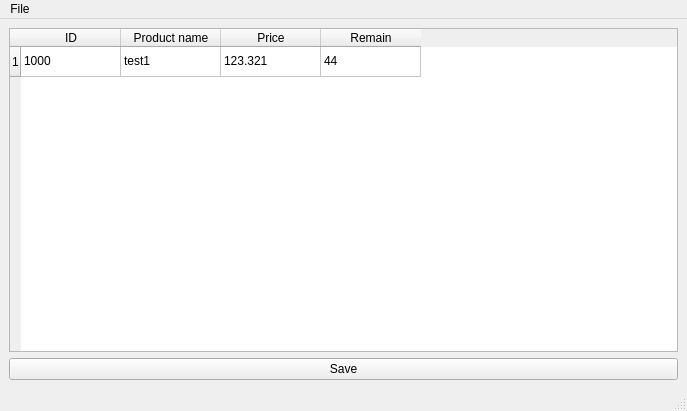
Above: mainwindow.ui from PYfffE/XML_DB_Editor before the change. Below: the same form after it.
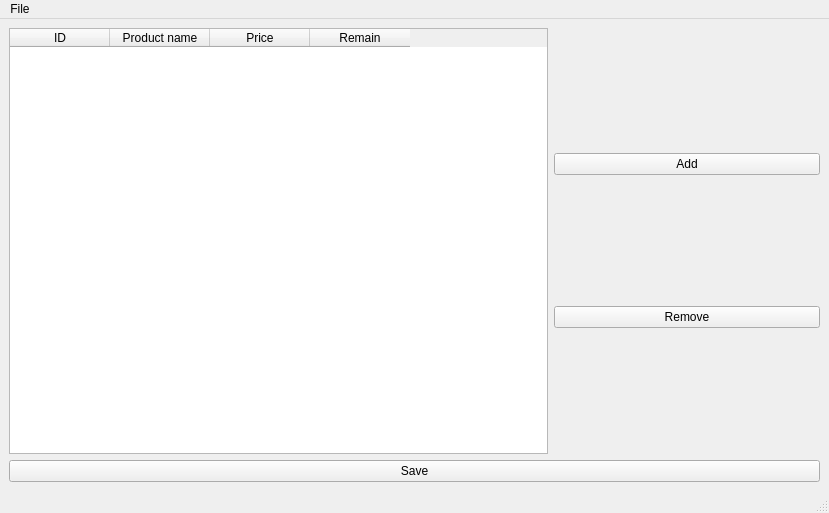
That is the form after the change.

Commit message: Added write and update form design

What changed in the file:
```diff
--- a/mainwindow.ui
+++ b/mainwindow.ui
@@ -9,8 +9,8 @@
    <rect>
     <x>0</x>
     <y>0</y>
-    <width>687</width>
-    <height>411</height>
+    <width>829</width>
+    <height>513</height>
    </rect>
   </property>
   <property name="windowTitle">
@@ -20,22 +20,21 @@
    <property name="enabled">
     <bool>true</bool>
    </property>
-   <layout class="QVBoxLayout" name="verticalLayout_2">
-    <item>
-     <layout class="QVBoxLayout" name="verticalLayout" stretch="0,0">
-      <property name="spacing">
-       <number>6</number>
-      </property>
-      <property name="sizeConstraint">
-       <enum>QLayout::SetNoConstraint</enum>
-      </property>
-      <item>
+   <layout class="QGridLayout" name="gridLayout_2">
+    <item row="0" column="0">
+     <layout class="QGridLayout" name="gridLayout">
+      <item row="1" column="0" rowspan="2" colspan="3">
+       <widget class="QPushButton" name="pushButton">
+        <property name="text">
+         <string>Save</string>
+        </property>
+       </widget>
+      </item>
+      <item row="2" column="1">
+       <layout class="QHBoxLayout" name="horizontalLayout"/>
+      </item>
+      <item row="0" column="0" colspan="2">
        <widget class="QTableWidget" name="tableWidget">
-        <row>
-         <property name="text">
-          <string>1</string>
-         </property>
-        </row>
         <column>
          <property name="text">
           <string>ID</string>
@@ -56,34 +55,25 @@
           <string>Remain</string>
          </property>
         </column>
-        <item row="0" column="0">
-         <property name="text">
-          <string>1000</string>
-         </property>
-        </item>
-        <item row="0" column="1">
-         <property name="text">
-          <string>test1</string>
-         </property>
+       </widget>
         </item>
         <item row="0" column="2">
+       <layout class="QVBoxLayout" name="verticalLayout">
+        <item>
+         <widget class="QPushButton" name="pushButton_3">
          <property name="text">
-          <string>123.321</string>
-         </property>
-        </item>
-        <item row="0" column="3">
-         <property name="text">
-          <string>44</string>
-         </property>
-        </item>
+           <string>Add</string>
+          </property>
        </widget>
       </item>
       <item>
-       <widget class="QPushButton" name="pushButton">
+         <widget class="QPushButton" name="pushButton_2">
         <property name="text">
-         <string>Save</string>
-        </property>
-       </widget>
+           <string>Remove</string>
+          </property>
+         </widget>
+        </item>
+       </layout>
       </item>
      </layout>
     </item>
@@ -94,7 +84,7 @@
     <rect>
      <x>0</x>
      <y>0</y>
-     <width>687</width>
+     <width>829</width>
      <height>20</height>
     </rect>
    </property>
```
Lines whose indentation alone changed are shown as unchanged. The commit also changes 2 other files.
